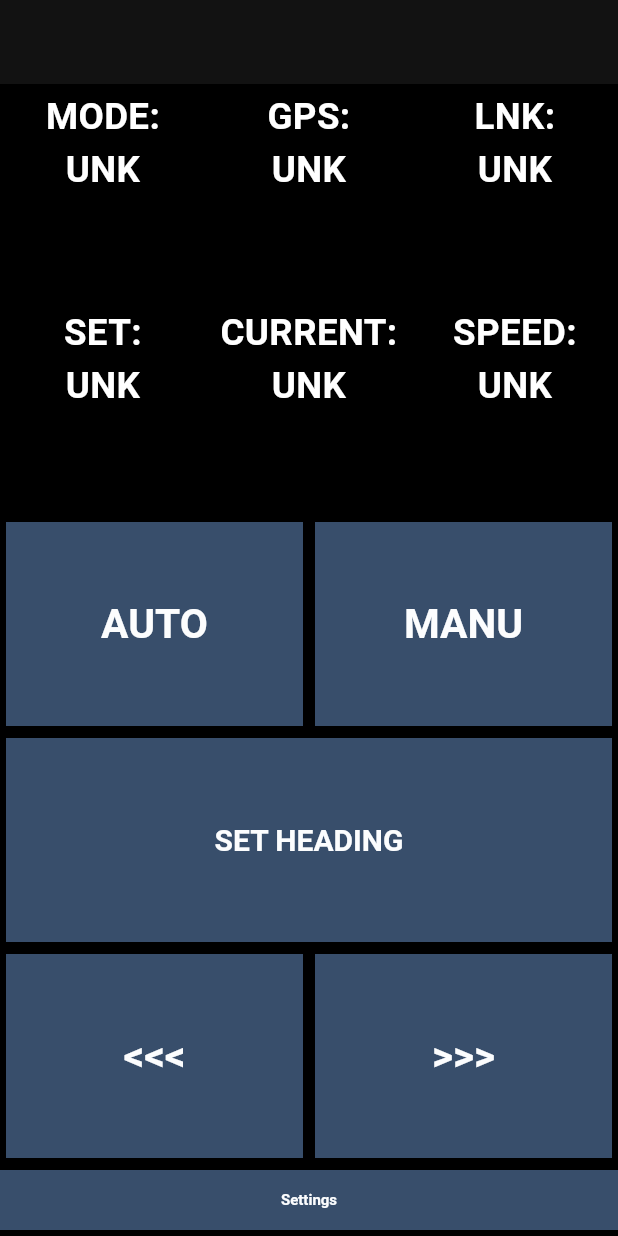
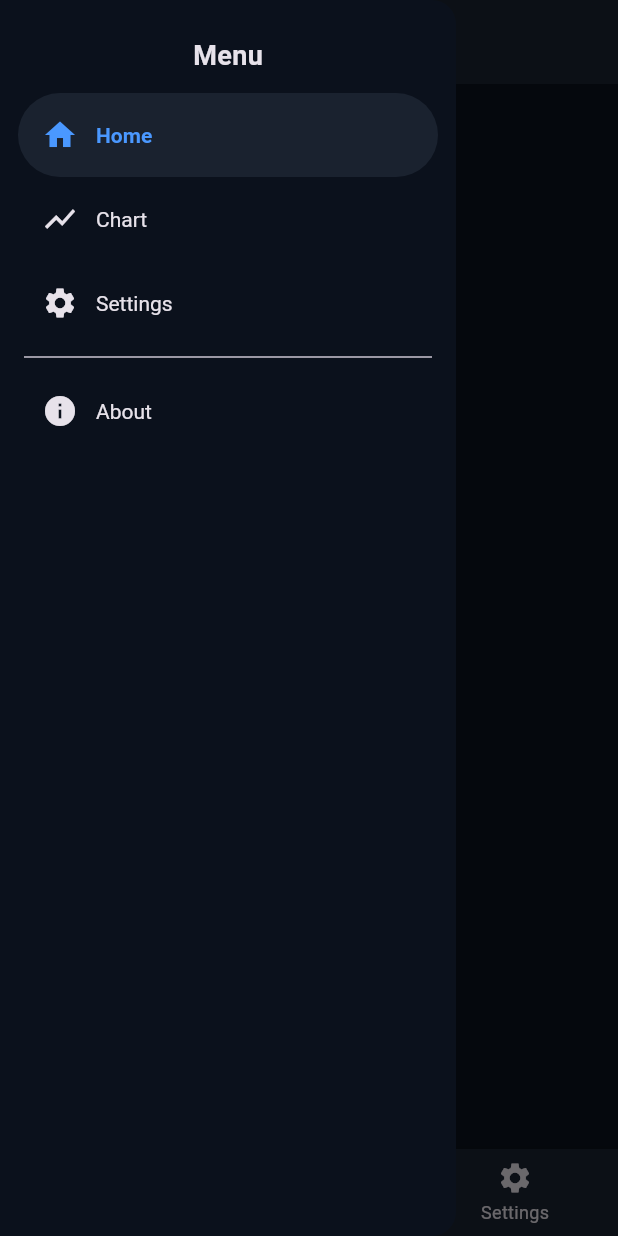
Before and after one commit to MathieuPlachot/SimplePilot, a Flutter app: the screen it shows after launch, with the side drawer open (before the commit the screen has no drawer), on a phone screen of 412 x 824 dp. Run offline on Flutter 3.47's test engine with Material 3 defaults, Android fonts, the phone set to English and light mode, and no system bars.

Commit message:
feat(structure): app structure with material navbar and drawer

```diff
--- a/FlutterPilot/flutter_pilot/lib/main.dart
+++ b/FlutterPilot/flutter_pilot/lib/main.dart
@@ -1,20 +1,37 @@
 import 'package:flutter/material.dart';
-import 'package:flutter_pilot/first_screen.dart';
 
+import 'package:flutter_pilot/pages/about_page.dart';
+import 'package:flutter_pilot/pages/home_shell.dart';
+import 'package:flutter_pilot/styles/app_themes.dart';
+// import 'package:flutter_pilot/udp_handler.dart';
+// import 'package:flutter_pilot/first_screen.dart';
 
-const Color bleuPetrole = Color.fromARGB(255, 255, 255, 255);
+// const Color bleuPetrole = Color.fromARGB(255, 255, 255, 255);
 
 void main() {
   runApp(const MyApp());
 }
 
-class MyApp extends StatefulWidget {
+class MyApp extends StatelessWidget {
   const MyApp({super.key});
+
   @override
-  State<MyApp> createState() => _MyAppState();
+  Widget build(BuildContext context) {
+    return MaterialApp(
+      theme: AppTheme.darkTheme,
+      home: HomeShell(),
+      routes: {'/about': (_) => AboutPage()},
+    );
+  }
 }
 
-class _MyAppState extends State<MyApp> {
+// class MyApp extends StatefulWidget {
+//   const MyApp({super.key});
+//   @override
+//   State<MyApp> createState() => _MyAppState();
+// }
+
+/* class _MyAppState extends State<MyApp> {
 
   @override
   void initState() {
@@ -59,7 +76,7 @@ class _MyAppState extends State<MyApp> {
       home: FirstPage(),
     );
   }
-}
+}*/
 
 // ToDo
 // Show connection status as a top bar
--- /dev/null
+++ b/FlutterPilot/flutter_pilot/lib/pages/about_page.dart
@@ -0,0 +1,16 @@
+import 'package:flutter/material.dart';
+
+class AboutPage extends StatelessWidget {
+  @override
+  Widget build(BuildContext context) {
+    return Scaffold(
+      appBar: AppBar(
+        title: Text('About'),
+        leading: BackButton(),
+      ),
+      body: Center(
+        child: Text('About Page', style: TextStyle(fontSize: 24)),
+      ),
+    );
+  }
+}
--- /dev/null
+++ b/FlutterPilot/flutter_pilot/lib/pages/chart_page.dart
@@ -0,0 +1,12 @@
+import 'package:flutter/material.dart';
+
+class ChartPage extends StatelessWidget {
+  @override
+  Widget build(BuildContext context) {
+    return Scaffold(
+      body: Center(
+        child: Text('Chart Page', style: TextStyle(fontSize: 24)),
+      ),
+    );
+  }
+}
--- /dev/null
+++ b/FlutterPilot/flutter_pilot/lib/pages/home_page.dart
@@ -0,0 +1,13 @@
+import 'package:flutter/material.dart';
+
+class HomePage extends StatelessWidget {
+  @override
+  Widget build(BuildContext context) {
+    return Center(
+      child: Text(
+        'Home Page',
+        style: TextStyle(fontSize: 24),
+      ),
+    );
+  }
+}
--- /dev/null
+++ b/FlutterPilot/flutter_pilot/lib/pages/home_shell.dart
@@ -0,0 +1,130 @@
+import 'package:flutter/material.dart';
+import 'package:flutter_pilot/pages/about_page.dart';
+import '../widgets/bottom_navbar.dart';
+import 'home_page.dart';
+import 'chart_page.dart';
+import 'settings_page.dart';
+
+class HomeShell extends StatefulWidget {
+  @override
+  _HomeShellState createState() => _HomeShellState();
+}
+
+class _HomeShellState extends State<HomeShell> {
+  int _currentIndex = 1; // default Home tab
+  late final PageController _pageController;
+
+  final List<Widget> _pages = [ChartPage(), HomePage(), SettingsPage()];
+
+  @override
+  void initState() {
+    super.initState();
+    _pageController = PageController(initialPage: _currentIndex);
+  }
+
+  @override
+  void dispose() {
+    _pageController.dispose();
+    super.dispose();
+  }
+
+  int _drawerSelectedIndex() {
+    switch (_currentIndex) {
+      case 1:
+        return 0; // Home
+      case 0:
+        return 1; // Chart
+      case 2:
+        return 2; // Settings
+      default:
+        return -1; // About (not part of bottom nav)
+    }
+  }
+
+  void _onDrawerSelected(int index) {
+    Navigator.pop(context); // close drawer
+
+    switch (index) {
+      case 0: // Home
+        _onTabSelected(1); // bottom nav index for Home
+
+      case 1: // Chart
+        _onTabSelected(0); // bottom nav index for Chart
+
+      case 2: // Settings
+        _onTabSelected(2); // bottom nav index for Settings
+
+      case 3: // About
+        Navigator.push(context, MaterialPageRoute(builder: (_) => AboutPage()));
+    }
+  }
+
+  void _onTabSelected(int index) {
+    setState(() {
+      _currentIndex = index;
+    });
+    _pageController.animateToPage(
+      index,
+      duration: Duration(milliseconds: 300),
+      curve: Curves.easeInOut,
+    );
+  }
+
+  @override
+  Widget build(BuildContext context) {
+    return Scaffold(
+      appBar: AppBar(
+        title: Text('Simple Pilot'),
+        leading: Builder(
+          builder: (context) => IconButton(
+            icon: Icon(Icons.menu),
+            onPressed: () => Scaffold.of(context).openDrawer(),
+          ),
+        ),
+      ),
+      drawer: NavigationDrawer(
+        header: const Padding(
+          padding: EdgeInsets.fromLTRB(16, 24, 16, 12),
+          child: Text(
+            "Menu",
+            style: TextStyle(fontSize: 18, fontWeight: FontWeight.w600),
+          ),
+        ),
+        selectedIndex: _drawerSelectedIndex(),
+        onDestinationSelected: _onDrawerSelected,
+        children: const [
+          NavigationDrawerDestination(
+            icon: Icon(Icons.home),
+            label: Text("Home"),
+          ),
+          NavigationDrawerDestination(
+            icon: Icon(Icons.show_chart),
+            label: Text("Chart"),
+          ),
+          NavigationDrawerDestination(
+            icon: Icon(Icons.settings),
+            label: Text("Settings"),
+          ),
+          Padding(
+            padding: EdgeInsets.symmetric(horizontal: 16),
+            child: Divider(),
+          ),
+          NavigationDrawerDestination(
+            icon: Icon(Icons.info),
+            label: Text("About"),
+          ),
+        ],
+      ),
+      body: PageView(
+        controller: _pageController,
+        physics:
+            NeverScrollableScrollPhysics(), // disable swipe = only navbar control
+        children: _pages,
+      ),
+      bottomNavigationBar: BottomNavBar(
+        currentIndex: _currentIndex,
+        onTap: _onTabSelected,
+      ),
+    );
+  }
+}
--- /dev/null
+++ b/FlutterPilot/flutter_pilot/lib/pages/settings_page.dart
@@ -0,0 +1,12 @@
+import 'package:flutter/material.dart';
+
+class SettingsPage extends StatelessWidget {
+  @override
+  Widget build(BuildContext context) {
+    return Scaffold(
+      body: Center(
+        child: Text('Settings Page', style: TextStyle(fontSize: 24)),
+      ),
+    );
+  }
+}
--- /dev/null
+++ b/FlutterPilot/flutter_pilot/lib/styles/app_colors.dart
@@ -0,0 +1,11 @@
+import 'package:flutter/material.dart';
+
+class AppColors {
+  static const Color primary = Color(0xFF4A98FF);
+  static const Color background = Color(0xFF0B111C);
+  static const Color textDark = Color(0xFFE7E2EA);
+  static const Color textLight = Color(0xFF333333);
+  static const Color navbarBackground = Color(0xFF1A222F);
+  static const Color navbarSelected = primary;
+  static const Color navbarUnselected = textDark;
+}
--- /dev/null
+++ b/FlutterPilot/flutter_pilot/lib/styles/app_themes.dart
@@ -0,0 +1,39 @@
+import 'package:flutter/material.dart';
+import 'app_colors.dart';
+
+class AppTheme {
+  static ThemeData darkTheme = ThemeData(
+    primaryColor: AppColors.primary,
+    scaffoldBackgroundColor: AppColors.background,
+    textTheme: TextTheme(bodyMedium: TextStyle(color: AppColors.textDark)),
+    appBarTheme: const AppBarTheme(
+      backgroundColor: AppColors.navbarBackground,
+      foregroundColor: AppColors.textDark,
+      elevation: 0,
+    ),
+    navigationDrawerTheme: NavigationDrawerThemeData(
+      backgroundColor: AppColors.background,
+      indicatorColor: AppColors.navbarBackground,
+      labelTextStyle: WidgetStateProperty.resolveWith<TextStyle>((states) {
+        if (states.contains(WidgetState.selected)) {
+          return TextStyle(
+            color: AppColors.primary,
+            fontWeight: FontWeight.bold,
+          );
+        }
+        return TextStyle(color: AppColors.textDark);
+      }),
+      iconTheme: WidgetStateProperty.resolveWith<IconThemeData>((states) {
+        if (states.contains(WidgetState.selected)) {
+          return IconThemeData(color: AppColors.primary);
+        }
+        return IconThemeData(color: AppColors.textDark);
+      }),
+    ),
+    bottomNavigationBarTheme: BottomNavigationBarThemeData(
+      backgroundColor: AppColors.navbarBackground,
+      selectedItemColor: AppColors.navbarSelected,
+      unselectedItemColor: AppColors.navbarUnselected,
+    ),
+  );
+}
--- /dev/null
+++ b/FlutterPilot/flutter_pilot/lib/widgets/bottom_navbar.dart
@@ -0,0 +1,30 @@
+import 'package:flutter/material.dart';
+
+class BottomNavBar extends StatelessWidget {
+  final int currentIndex;
+  final Function(int) onTap;
+
+  BottomNavBar({required this.currentIndex, required this.onTap});
+
+  @override
+  Widget build(BuildContext context) {
+    return BottomNavigationBar(
+      currentIndex: currentIndex,
+      onTap: onTap,
+      items: [
+        BottomNavigationBarItem(
+          icon: Icon(Icons.show_chart),
+          label: 'Chart',
+        ),
+        BottomNavigationBarItem(
+          icon: Icon(Icons.home),
+          label: 'Home',
+        ),
+        BottomNavigationBarItem(
+          icon: Icon(Icons.settings),
+          label: 'Settings',
+        ),
+      ],
+    );
+  }
+}
```
Also changed, not shown: 2 other files.
